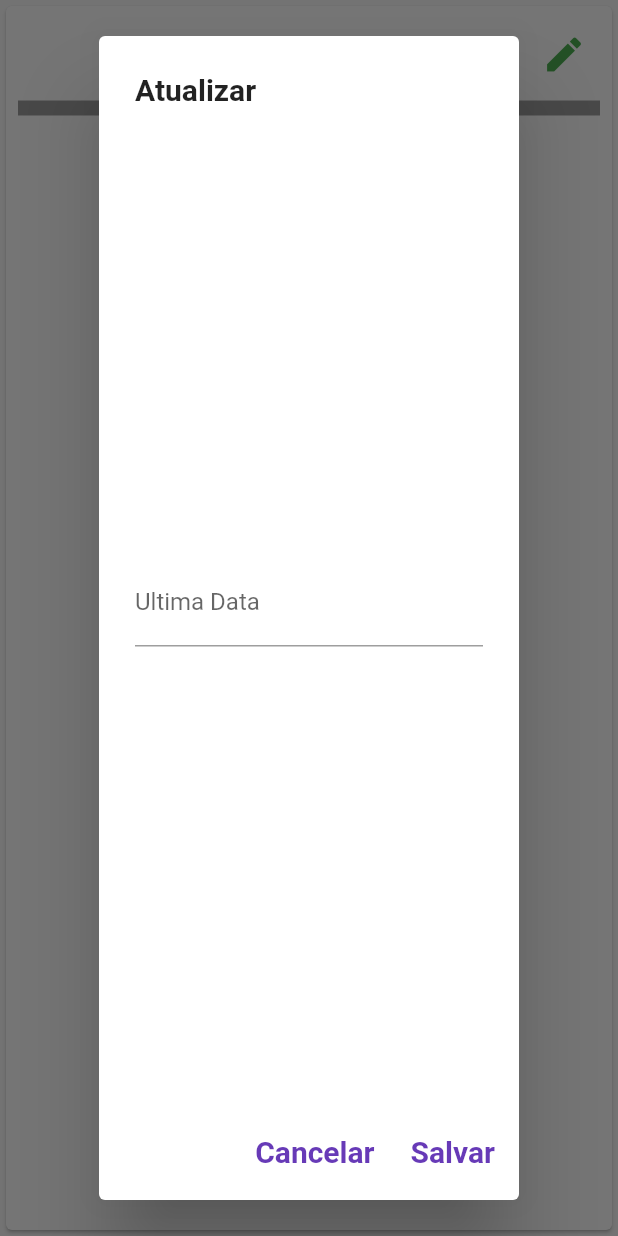
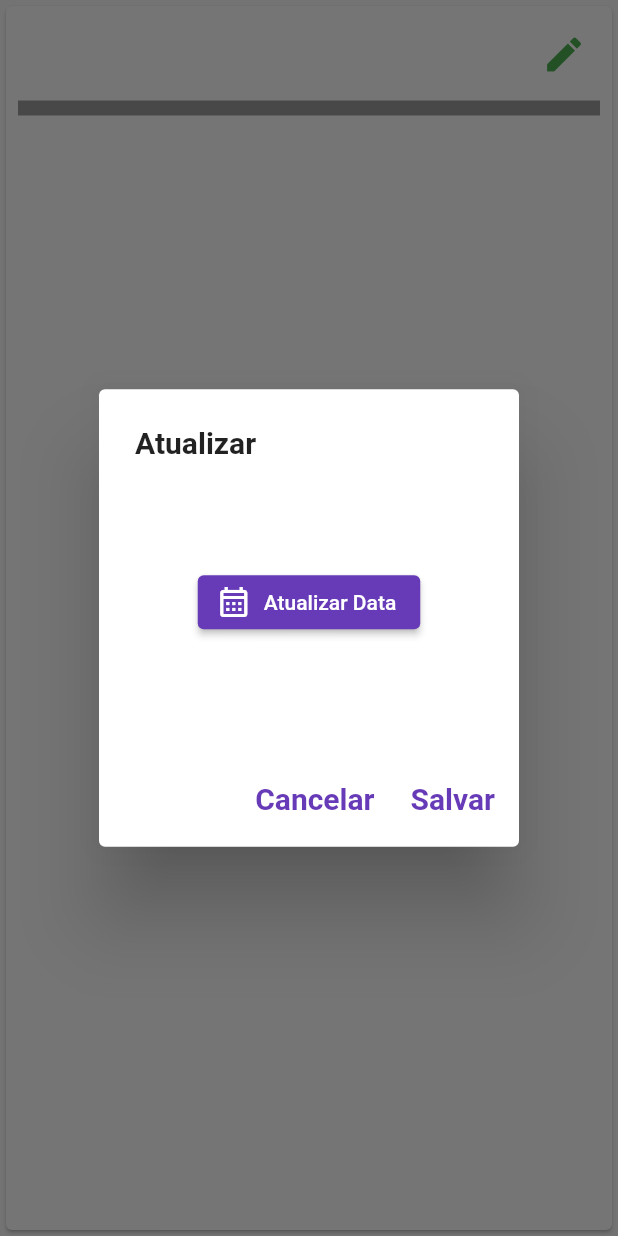
Before and after one commit to matheuszephyr/car_monitor, a Flutter app: the VehicleDataCard widget shown alone on an empty page, opened directly with empty values, after a tap on the "edit" icon, on a phone screen of 412 x 824 dp. Run offline on Flutter 3.47's test engine with Material 2 defaults, Android fonts, the phone set to English and light mode, and no system bars; our stand-ins replace flutter_bloc; network calls fail.

```diff
--- a/lib/widgets/commom/vehicle-item.dart
+++ b/lib/widgets/commom/vehicle-item.dart
@@ -19,7 +19,7 @@ class _VehicleItemState extends State<VehicleItem> {
       child: Card(
         child: Container(
           decoration: const BoxDecoration(
-            gradient: LinearGradient(colors: [Colors.white10, Colors.white]),
+            gradient: LinearGradient(colors: [Colors.white, Colors.white]),
           ),
           child: Padding(
             padding: const EdgeInsets.all(5.0),
--- a/lib/widgets/vehicle_edit/vehicle_data/vehicle_data_edit.dart
+++ b/lib/widgets/vehicle_edit/vehicle_data/vehicle_data_edit.dart
@@ -1,100 +1,18 @@
-import 'dart:developer';
-
-import 'package:carmonitor/business/vehicle/vehicle_edit_app.dart';
 import 'package:carmonitor/models/vehicle-data.dart';
+import 'package:carmonitor/widgets/vehicle_edit/vehicle_data/vehicle_data_edit_form.dart';
 import 'package:flutter/material.dart';
 
 class VehicleDataEditModal {
-  final TextEditingController kmController = TextEditingController();
-  DateTime? dateSelected;
 
-  SnackBar getSnackBar(String? text) {
-    return SnackBar(
-      content: Text(text ?? "Ocorreu uma falha interna!"),
-      action: SnackBarAction(
-        label: 'X',
-        onPressed: () {
-          // Some code to undo the change.
-        },
-      ),
-    );
-  }
 
   Future<void> displayVehicleDataEditDialog(BuildContext buildContext,
       int idVehicle, VehicleDataType type, String label) async {
     return showDialog(
         context: buildContext,
         builder: (context) {
-          return AlertDialog(
-            title: Text("Atualizar $label",
-                style: TextStyle(fontSize: 20, fontWeight: FontWeight.bold)),
-            content: Center(
-              child: Column(
-                crossAxisAlignment: CrossAxisAlignment.center,
-                mainAxisAlignment: MainAxisAlignment.center,
-                mainAxisSize: MainAxisSize.max,
-                children: [
-                  type != VehicleDataType.calibration &&
-                          type != VehicleDataType.cooling
-                      ? TextField(
-                          onChanged: (value) {},
-                          controller: kmController,
-                          decoration: const InputDecoration(hintText: "Km"),
-                          keyboardType: TextInputType.number,
-                        )
-                      : const SizedBox(width: 1),
-                  InputDatePickerFormField(
-                    firstDate: DateTime.now(),
-                    lastDate: DateTime.now().add(Duration(days: 10)),
-                    onDateSubmitted: (dateSub) => {dateSelected = dateSub},
-                    onDateSaved: (dateSav) => {dateSelected = dateSav},
-                    errorInvalidText: "Data inválida",
-                    errorFormatText: "Data inválida",
-                    fieldHintText: "Insira a ultima data",
-                    fieldLabelText: "Ultima Data",
-                  )
-                ],
-              ),
-            ),
-            actions: <Widget>[
-              TextButton(
-                child: const Text('Cancelar',
-                    style:
-                        TextStyle(fontSize: 20, fontWeight: FontWeight.bold)),
-                onPressed: () {
-                  Navigator.pop(context);
-                },
-              ),
-              TextButton(
-                child: const Text('Salvar',
-                    style:
-                        TextStyle(fontSize: 20, fontWeight: FontWeight.bold)),
-                onPressed: () async {
-                  try {
-                    int newKm = int.parse(
-                        kmController.text != "" ? kmController.text : "0");
-                    DateTime? newDate;
-
-                    if (dateSelected != null) {
-                      newDate = dateSelected;
-                    }
-
-                    var result = await VehicleEditApp.updateVehicleDataByField(
-                        type, idVehicle, newKm, newDate);
-
-                    if (result) {
-                      Navigator.pop(context);
-                    } else {
-                      throw "Falha ao atualizar dados. Verifique os campos informados!";
-                    }
-                  } catch (error) {
-                    ScaffoldMessenger.of(buildContext)
-                        .showSnackBar(getSnackBar(error.toString()));
-                  }
-                },
-              ),
-            ],
-          );
+          return VehicleDataEditForm(idVehicle: idVehicle, type: type, label: label);
         });
   }
+
+
 }
--- /dev/null
+++ b/lib/widgets/vehicle_edit/vehicle_data/vehicle_data_edit_form.dart
@@ -0,0 +1,171 @@
+import 'dart:developer';
+
+import 'package:carmonitor/business/vehicle/vehicle_edit_app.dart';
+import 'package:carmonitor/models/vehicle-data.dart';
+import 'package:flutter/material.dart';
+import 'package:intl/intl.dart';
+
+class VehicleDataEditForm extends StatefulWidget {
+  int idVehicle;
+  VehicleDataType type;
+  String label;
+
+  final TextEditingController kmController = TextEditingController();
+  DateTime? dateSelected;
+  final dateFormater = DateFormat('dd/MM/yyyy');
+
+  SnackBar getSnackBar(String? text) {
+    return SnackBar(
+      content: Text(text ?? "Ocorreu uma falha interna!"),
+      action: SnackBarAction(
+        label: 'Fechar',
+        onPressed: () {
+          // Some code to undo the change.
+        },
+      ),
+    );
+  }
+
+  void saveVehicleData(BuildContext buildContext) async {
+    try {
+      int newKm = int.parse(kmController.text != "" ? kmController.text : "0");
+      DateTime? newDate;
+      log("dateSel => " + dateSelected.toString());
+
+      if (dateSelected != null) {
+        newDate = dateSelected;
+      }
+
+      var result = await VehicleEditApp.updateVehicleDataByField(
+          type, idVehicle, newKm, newDate);
+
+      if (result) {
+        Navigator.pop(buildContext);
+      } else {
+        throw "Falha ao atualizar dados. Verifique os campos informados!";
+      }
+    } catch (error) {
+      ScaffoldMessenger.of(buildContext)
+          .showSnackBar(getSnackBar(error.toString()));
+    }
+  }
+
+  void setDate(DateTime date) {
+    log("date => " + date.toString());
+    dateSelected = date;
+  }
+
+  VehicleDataEditForm(
+      {Key? key,
+      required this.idVehicle,
+      required this.type,
+      required this.label})
+      : super(key: key);
+
+  @override
+  State<VehicleDataEditForm> createState() => _VehicleDataEditFormState();
+}
+
+class _VehicleDataEditFormState extends State<VehicleDataEditForm> {
+  @override
+  Widget build(BuildContext context) {
+    return AlertDialog(
+      title: Text("Atualizar ${widget.label}",
+          style: const TextStyle(fontSize: 20, fontWeight: FontWeight.bold)),
+      content: SizedBox(
+        //width: 50,
+        height: 150,
+        child: Center(
+          child: Column(
+            crossAxisAlignment: CrossAxisAlignment.center,
+            mainAxisAlignment: MainAxisAlignment.center,
+            mainAxisSize: MainAxisSize.min,
+            children: [
+              widget.type != VehicleDataType.calibration &&
+                      widget.type != VehicleDataType.cooling
+                  ? TextField(
+                      onChanged: (value) {},
+                      controller: widget.kmController,
+                      decoration:
+                          const InputDecoration(hintText: "Atualizar Km"),
+                      keyboardType: TextInputType.number,
+                      maxLength: 9,
+                      style:
+                          const TextStyle(fontSize: 20, fontWeight: FontWeight.w500),
+                    )
+                  : const SizedBox(width: 1),
+              const SizedBox(width: 5),
+              Row(
+                mainAxisSize: MainAxisSize.max,
+                crossAxisAlignment: CrossAxisAlignment.center,
+                mainAxisAlignment: MainAxisAlignment.center,
+                children: [
+                  ElevatedButton.icon(
+                    //style: ButtonStyle(),
+                    onPressed: () {
+                      showDatePicker(
+                        context: context,
+                        initialDate: DateTime.now(),
+                        firstDate:
+                            DateTime.now().subtract(const Duration(days: 10000)),
+                        lastDate: DateTime.now().add(const Duration(days: 2)),
+                        confirmText: "Salvar",
+                        cancelText: "Cancelar",
+                        fieldHintText: "Selecionar Data",
+                        fieldLabelText: "Data",
+                        helpText: "Selecione uma data",
+                        //locale: Locale('pt', 'BR'),
+                      ).then((dateValue) => {
+                            if (dateValue != null)
+                              {
+                                setState(() {
+                                  widget.setDate(dateValue);
+                                })
+                              }
+                          });
+                    },
+                    icon: const Icon(Icons.calendar_month_outlined),
+                    label: const Text('Atualizar Data'),
+                  ),
+                ],
+              ),
+              widget.dateSelected != null
+                  ? Center(
+                      child: Row(
+                        mainAxisSize: MainAxisSize.max,
+                        crossAxisAlignment: CrossAxisAlignment.center,
+                        mainAxisAlignment: MainAxisAlignment.center,
+                        children: [
+                          const Text("Nova Data : ",
+                              style: TextStyle(
+                                  fontSize: 20, fontWeight: FontWeight.bold)),
+                          Text(
+                            widget.dateFormater.format(widget.dateSelected!),
+                            style: const TextStyle(
+                                fontSize: 20, fontWeight: FontWeight.w500),
+                          ),
+                        ],
+                      ),
+                    )
+                  : const SizedBox(width: 1)
+            ],
+          ),
+        ),
+      ),
+      actions: <Widget>[
+        TextButton(
+          child: const Text('Cancelar',
+              style: TextStyle(fontSize: 20, fontWeight: FontWeight.bold)),
+          onPressed: () {
+            Navigator.pop(context);
+          },
+        ),
+        TextButton(
+          child: const Text('Salvar',
+              style: TextStyle(fontSize: 20, fontWeight: FontWeight.bold)),
+          onPressed: () => widget.saveVehicleData(context),
+        ),
+      ],
+    );
+  }
+}
--- a/lib/widgets/vehicle_view/vehicle_data_card.dart
+++ b/lib/widgets/vehicle_view/vehicle_data_card.dart
@@ -1,6 +1,7 @@
 import 'dart:developer';
 
 import 'package:carmonitor/models/vehicle-data.dart';
+import 'package:carmonitor/util/alerts.dart';
 import 'package:carmonitor/util/validation.dart';
 import 'package:carmonitor/widgets/vehicle_edit/vehicle_data/vehicle_data_edit.dart';
 import 'package:flutter/material.dart';
@@ -21,6 +22,7 @@ class VehicleDataCard extends StatelessWidget {
   String label;
   DateTime? lastDate;
   DateTime? nextDate;
+  int odometer;
   int? lastKm;
   int? nextKm;
   EStatusAlert alert = EStatusAlert.undefined;
@@ -33,12 +35,13 @@ class VehicleDataCard extends StatelessWidget {
       required this.type,
       required this.icon,
       required this.label,
+      required this.odometer,
       this.lastDate,
       this.nextDate,
       this.lastKm,
       this.nextKm})
       : super(key: key) {
-    this.progressValue = _getProgressValue(lastDate, nextDate, lastKm, nextKm);
+    progressValue = _setProgressValue();
   }
 
   @override
@@ -182,30 +185,37 @@ class VehicleDataCard extends StatelessWidget {
     );
   }
 
-  double _getProgressValue(
-      DateTime? lastDate, DateTime? nextDate, int? lastKm, int? nextKm) {
+  double _setProgressValue() {
     double percentDate = 0;
     double percentKm = 0;
 
     if (lastDate != null && nextDate != null) {
       percentDate = Validation.getPercentValueDate(lastDate, nextDate);
     }
-    if (lastKm != null && nextKm! > 0) {
-      percentKm = Validation.getPercentValueInt(nextKm, lastKm);
+    if ((nextKm ?? 0) > 0) {
+      double lastPercentKm = 0;
+      double actualPercentKm = 0;
+
+      actualPercentKm = Validation.getPercentValueInt(nextKm!, odometer);
+      if(lastKm != null){
+        lastPercentKm = Validation.getPercentValueInt(nextKm!, lastKm!);
+      }
+
+      percentKm = actualPercentKm > lastPercentKm ? actualPercentKm : lastPercentKm;
     }
 
-    double retorno = percentKm > percentDate ? percentKm : percentDate;
-    retorno = double.parse((retorno).toStringAsFixed(2));
+    double result = percentKm > percentDate ? percentKm : percentDate;
+    result = double.parse((result).toStringAsFixed(2));
 
-    if (retorno > 1.0) {
+    if (result > 1.0) {
       _setStatusAlert(EStatusAlert.critical);
-    } else if (retorno > 0.7) {
+    } else if (result > 0.7) {
       _setStatusAlert(EStatusAlert.warning);
-    } else if (retorno >= 0) {
+    } else if (result >= 0) {
       _setStatusAlert(EStatusAlert.ok);
     }
 
-    return retorno;
+    return result;
   }
 
   void _setStatusAlert(EStatusAlert status) {
--- a/lib/widgets/vehicle_view/vehicle_profile.dart
+++ b/lib/widgets/vehicle_view/vehicle_profile.dart
@@ -1,3 +1,4 @@
+import 'package:carmonitor/util/alerts.dart';
 import 'package:carmonitor/widgets/vehicle_view/vehicle_data_card.dart';
 import 'package:carmonitor/widgets/vehicle_view/vehicle_view_bloc.dart';
 import 'package:flutter/material.dart';
@@ -20,6 +21,7 @@ class VehicleProfile extends StatelessWidget {
           builder: (context, state) {
             if (state is VehicleViewPopulateState) {
               return Column(
+                mainAxisSize: MainAxisSize.max,
                 children: [
                   Container(
                     decoration: const BoxDecoration(
@@ -108,6 +110,7 @@ class VehicleProfile extends StatelessWidget {
                           label: card.label,
                           lastDate: card.lastDate,
                           nextDate: card.nextDate,
+                          odometer: state.vehicle.odometer,
                           nextKm: card.nextKm,
                           lastKm: card.lastKm,
                         );
--- a/pubspec.yaml
+++ b/pubspec.yaml
@@ -29,6 +29,8 @@ environment:
 dependencies:
   flutter:
     sdk: flutter
+  flutter_localizations:
+    sdk: flutter
 
   path_provider: ^2.0.9
   http: ^0.13.4
@@ -37,6 +39,7 @@ dependencies:
   # The following adds the Cupertino Icons font to your application.
   # Use with the CupertinoIcons class for iOS style icons.
   cupertino_icons: ^1.0.2
+  intl: ^0.17.0
 
 dev_dependencies:
   flutter_test:
```
Also changed, not shown: lib/business/vehicle/vehicle_edit_app.dart (+15 -7 lines), lib/main.dart (+8 -0 lines), lib/util/alerts.dart (added, +38 -0 lines), lib/widgets/home/home.dart (+10 -2 lines), lib/widgets/vehicle_edit/vehicle/vehicle_add_page.dart (added, +232 -0 lines), pubspec.lock.
